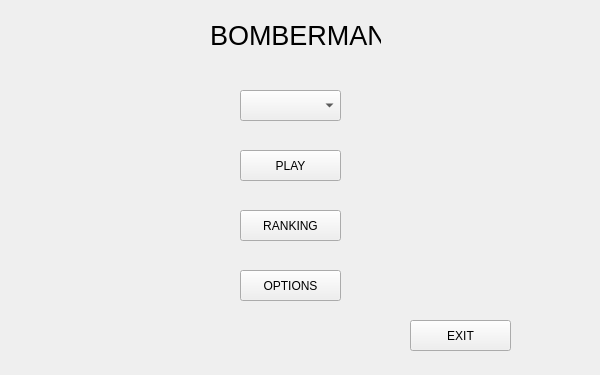
EKaczmarek/BomberMan, file Classes/GUI/game.ui: the form before one commit.
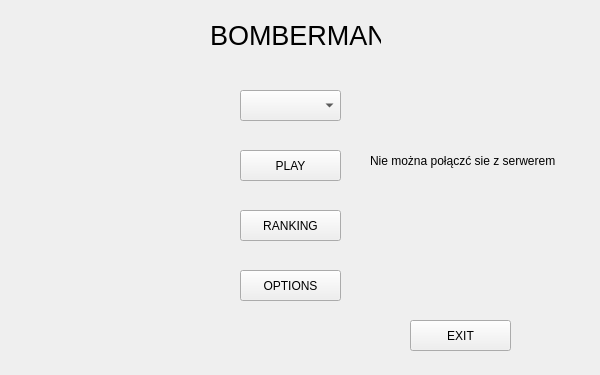
The form after the commit.

Diff of the .ui file:
```diff
--- a/Classes/GUI/game.ui
+++ b/Classes/GUI/game.ui
@@ -162,6 +162,19 @@
     </rect>
    </property>
   </widget>
+  <widget class="QLabel" name="label">
+   <property name="geometry">
+    <rect>
+     <x>370</x>
+     <y>150</y>
+     <width>201</width>
+     <height>21</height>
+    </rect>
+   </property>
+   <property name="text">
+    <string>Nie można połączć sie z serwerem</string>
+   </property>
+  </widget>
  </widget>
  <resources/>
  <connections/>
```
